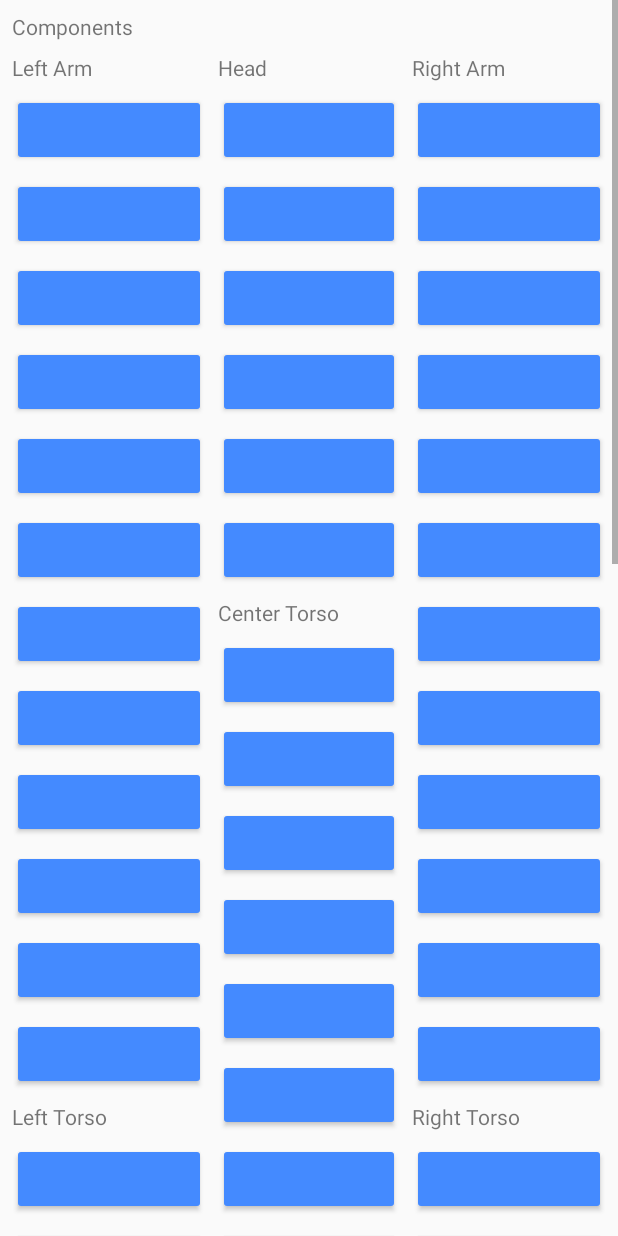
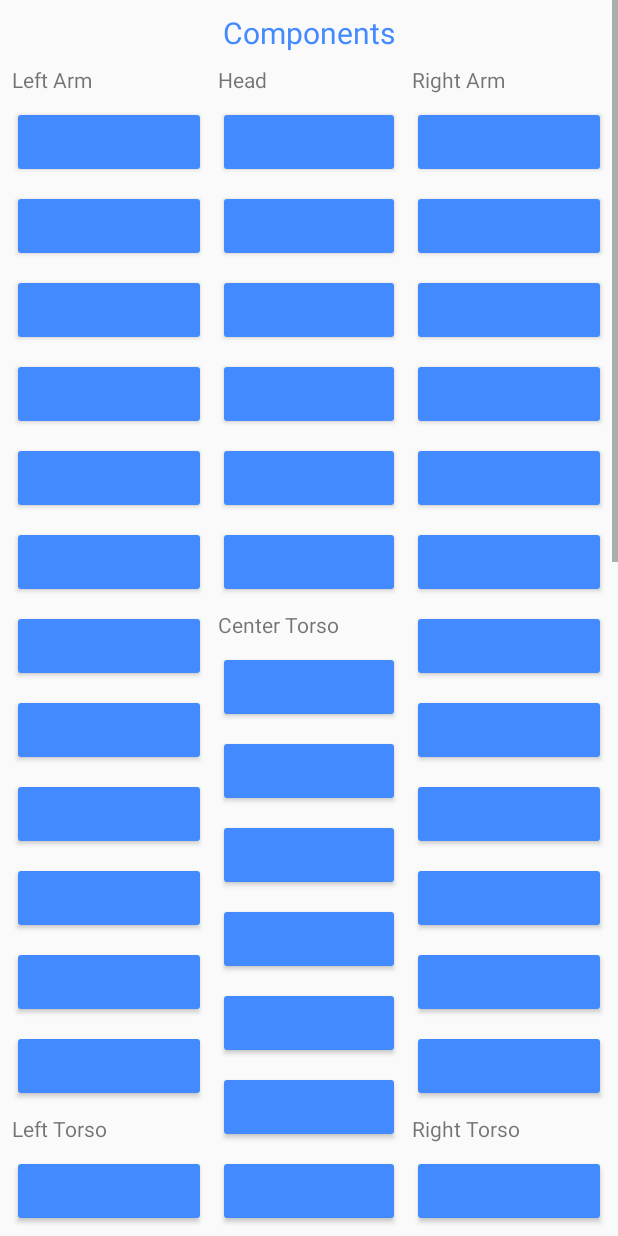
Before and after one commit to Terence-D/MechSheets, an Android app: the layout fragment_components.xml on its own in the app's theme, with its tools: preview values and no code run, on a phone screen of 412 x 824 dp. Run offline under Robolectric (Android 15) with nearby library versions, the phone set to English and light mode, and no system bars.

Commit message:
tweaked components title to be match other views increment version

```diff
--- a/app/build.gradle
+++ b/app/build.gradle
@@ -13,8 +13,8 @@ android {
         applicationId "ca.coffeeshopstudio.meksheets"
         minSdkVersion 19
         targetSdkVersion 27
-        versionCode 6
-        versionName "1.1.2"
+        versionCode 7
+        versionName "1.2"
         testInstrumentationRunner "android.support.test.runner.AndroidJUnitRunner"
     }
     buildTypes {
--- a/app/src/main/res/layout/fragment_components.xml
+++ b/app/src/main/res/layout/fragment_components.xml
@@ -29,17 +29,18 @@
 
             <TextView
                 android:id="@+id/textView1"
-                android:layout_width="wrap_content"
+                style="@style/AppTheme.HeaderText"
+                android:layout_width="match_parent"
                 android:layout_height="wrap_content"
                 android:layout_marginEnd="8dp"
+                android:gravity="center_horizontal"
                 android:layout_marginStart="8dp"
                 android:layout_marginTop="8dp"
-                android:text="@string/components_title"
-                />
+                android:text="@string/components_title" />
 
             <!-- row 1 end -->
 
-
+        </LinearLayout>
             <!-- row 2 -->
 
         <LinearLayout
@@ -759,5 +760,4 @@
         <!-- col 3 end -->
 
     </LinearLayout>
-    </LinearLayout>
 </ScrollView>
```
Lines whose indentation alone changed are shown as unchanged.
